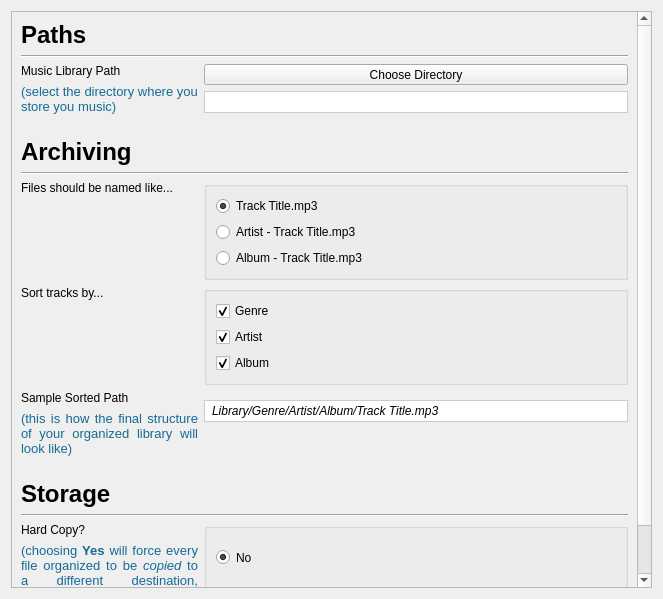
Old version of the form app/views/libraries/_preferences.ui in the repository amireh/kaboomp3.
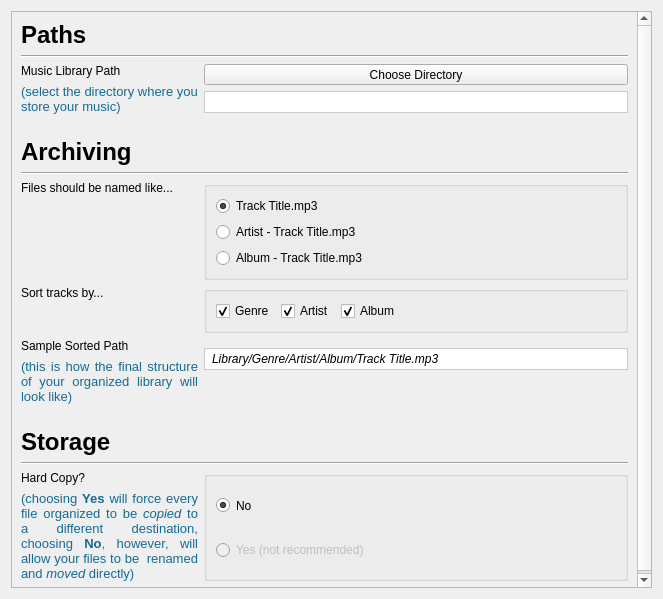
New version of the form.

```diff
--- a/app/views/libraries/_preferences.ui
+++ b/app/views/libraries/_preferences.ui
@@ -35,9 +35,9 @@
       <property name="geometry">
        <rect>
         <x>0</x>
-        <y>-103</y>
+        <y>-68</y>
         <width>620</width>
-        <height>674</height>
+        <height>639</height>
        </rect>
       </property>
       <layout class="QGridLayout" name="gridLayout_7">
@@ -98,7 +98,7 @@
 &lt;html&gt;&lt;head&gt;&lt;meta name=&quot;qrichtext&quot; content=&quot;1&quot; /&gt;&lt;style type=&quot;text/css&quot;&gt;
 p, li { white-space: pre-wrap; }
 &lt;/style&gt;&lt;/head&gt;&lt;body style=&quot; font-family:'Lucida Grande'; font-size:13pt; font-weight:400; font-style:normal;&quot;&gt;
-&lt;p style=&quot; margin-top:0px; margin-bottom:0px; margin-left:0px; margin-right:0px; -qt-block-indent:0; text-indent:0px;&quot;&gt;&lt;span style=&quot; font-size:10pt; color:#146b95;&quot;&gt;(select the directory where you store you music)&lt;/span&gt;&lt;/p&gt;&lt;/body&gt;&lt;/html&gt;</string>
+&lt;p style=&quot; margin-top:0px; margin-bottom:0px; margin-left:0px; margin-right:0px; -qt-block-indent:0; text-indent:0px;&quot;&gt;&lt;span style=&quot; font-size:10pt; color:#146b95;&quot;&gt;(select the directory where you store your music)&lt;/span&gt;&lt;/p&gt;&lt;/body&gt;&lt;/html&gt;</string>
              </property>
              <property name="textFormat">
               <enum>Qt::RichText</enum>
@@ -408,6 +408,9 @@
              <layout class="QGridLayout" name="gridLayout_2">
               <item row="2" column="0">
                <widget class="QRadioButton" name="hardCopy">
+                <property name="enabled">
+                 <bool>false</bool>
+                </property>
                 <property name="sizePolicy">
                  <sizepolicy hsizetype="Minimum" vsizetype="Preferred">
                   <horstretch>0</horstretch>
@@ -564,9 +567,15 @@
              <property name="title">
               <string/>
              </property>
-             <layout class="QGridLayout" name="gridLayout_4">
-              <item row="0" column="0">
+             <layout class="QHBoxLayout" name="horizontalLayout">
+              <item>
                <widget class="QCheckBox" name="sortByGenre">
+                <property name="sizePolicy">
+                 <sizepolicy hsizetype="Maximum" vsizetype="Fixed">
+                  <horstretch>0</horstretch>
+                  <verstretch>0</verstretch>
+                 </sizepolicy>
+                </property>
                 <property name="text">
                  <string>Genre</string>
                 </property>
@@ -575,8 +584,14 @@
                 </property>
                </widget>
               </item>
-              <item row="1" column="0">
+              <item>
                <widget class="QCheckBox" name="sortByArtist">
+                <property name="sizePolicy">
+                 <sizepolicy hsizetype="Maximum" vsizetype="Fixed">
+                  <horstretch>0</horstretch>
+                  <verstretch>0</verstretch>
+                 </sizepolicy>
+                </property>
                 <property name="text">
                  <string>Artist</string>
                 </property>
@@ -585,8 +600,14 @@
                 </property>
                </widget>
               </item>
-              <item row="2" column="0">
+              <item>
                <widget class="QCheckBox" name="sortByAlbum">
+                <property name="sizePolicy">
+                 <sizepolicy hsizetype="Maximum" vsizetype="Fixed">
+                  <horstretch>0</horstretch>
+                  <verstretch>0</verstretch>
+                 </sizepolicy>
+                </property>
                 <property name="text">
                  <string>Album</string>
                 </property>
@@ -595,6 +616,19 @@
                 </property>
                </widget>
               </item>
+              <item>
+               <spacer name="horizontalSpacer">
+                <property name="orientation">
+                 <enum>Qt::Horizontal</enum>
+                </property>
+                <property name="sizeHint" stdset="0">
+                 <size>
+                  <width>40</width>
+                  <height>20</height>
+                 </size>
+                </property>
+               </spacer>
+              </item>
              </layout>
             </widget>
            </item>
```
